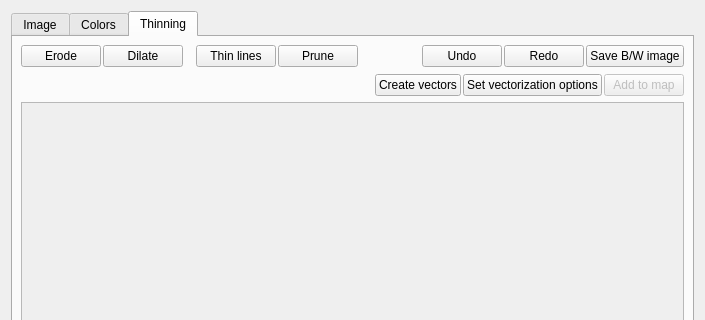
Before: the Qt Designer form 3rd-party/cove/app/mainform.ui in OpenOrienteering/mapper, drawn with Qt 5; both pictures show x 0 to 705 and y 0 to 320 of the 705 by 567 pixel window.
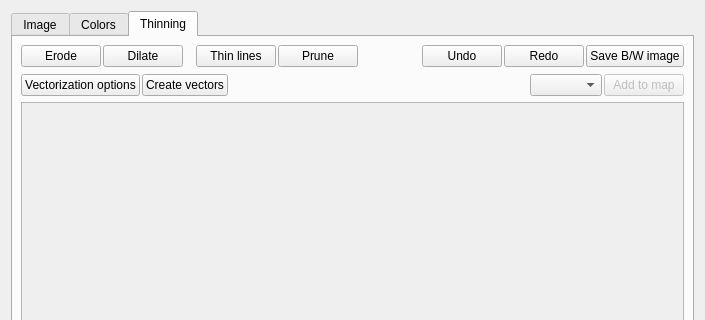
After: the same form once the commit is applied. The open tabs and pages were chosen to show the change. Custom widgets are drawn as their Qt base class.

Commit message:
cove: Add symbol selection
Add a symbol selection combo box.
Modify the vectorization button arrangement for a more linear
walk-through during interaction.

Diff of the .ui file:
```diff
--- a/3rd-party/cove/app/mainform.ui
+++ b/3rd-party/cove/app/mainform.ui
@@ -448,6 +448,32 @@
          <property name="bottomMargin">
           <number>0</number>
          </property>
+         <item>
+          <widget class="QPushButton" name="setVectorizationOptionsButton">
+           <property name="toolTip">
+            <string>Set joining and speckle size options.</string>
+           </property>
+           <property name="text">
+            <string>Vectorization options</string>
+           </property>
+           <property name="flat">
+            <bool>false</bool>
+           </property>
+          </widget>
+         </item>
+         <item>
+          <widget class="QPushButton" name="createVectorsButton">
+           <property name="toolTip">
+            <string>Finds straight lines in the image. Do &quot;Thin lines&quot; before this.</string>
+           </property>
+           <property name="text">
+            <string>Create vectors</string>
+           </property>
+           <property name="flat">
+            <bool>false</bool>
+           </property>
+          </widget>
+         </item>
          <item>
           <spacer>
            <property name="orientation">
@@ -462,30 +488,7 @@
           </spacer>
          </item>
          <item>
-          <widget class="QPushButton" name="createVectorsButton">
-           <property name="toolTip">
-            <string>Finds straight lines in the image. Do &quot;Thin lines&quot; before this.</string>
-           </property>
-           <property name="text">
-            <string>Create vectors</string>
-           </property>
-           <property name="flat">
-            <bool>false</bool>
-           </property>
-          </widget>
-         </item>
-         <item>
-          <widget class="QPushButton" name="setVectorizationOptionsButton">
-           <property name="toolTip">
-            <string>Set joining and speckle size options.</string>
-           </property>
-           <property name="text">
-            <string>Set vectorization options</string>
-           </property>
-           <property name="flat">
-            <bool>false</bool>
-           </property>
-          </widget>
+          <widget class="OpenOrienteering::SymbolDropDown" name="symbolComboBox"/>
          </item>
          <item>
           <widget class="QPushButton" name="saveVectorsButton">
@@ -527,6 +530,11 @@
    <header>app/PolygonsView.h</header>
    <container>1</container>
   </customwidget>
+  <customwidget>
+   <class>OpenOrienteering::SymbolDropDown</class>
+   <extends>QComboBox</extends>
+   <header>gui/widgets/symbol_dropdown.h</header>
+  </customwidget>
  </customwidgets>
  <resources/>
  <connections/>
```
The commit also changes 1 other file.
